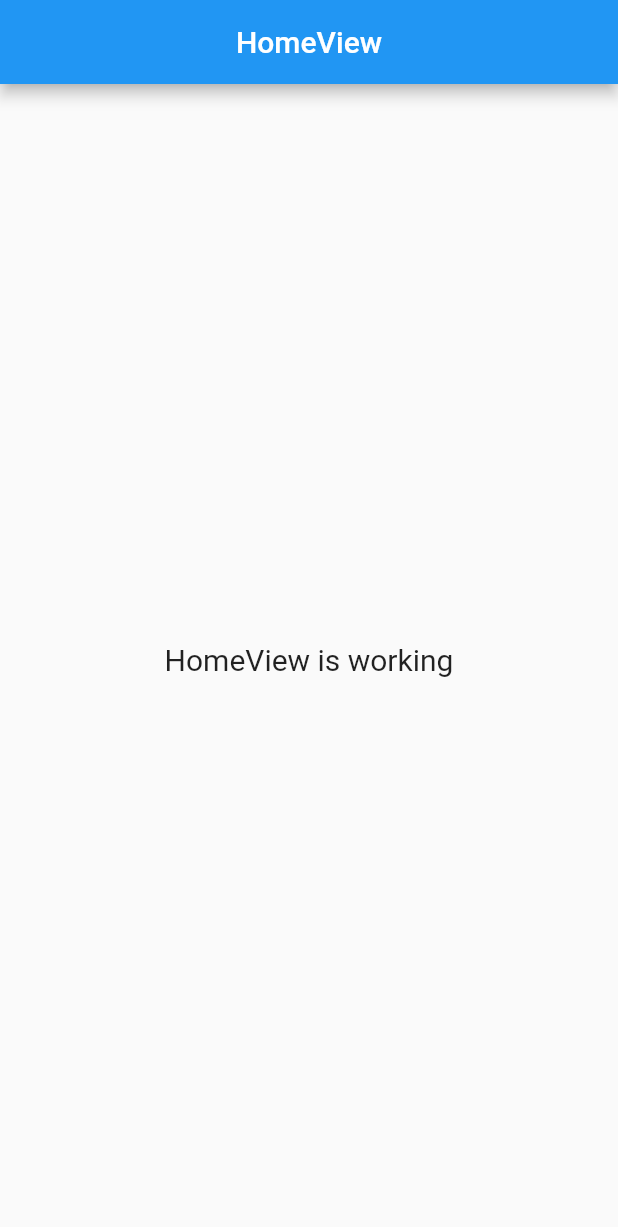
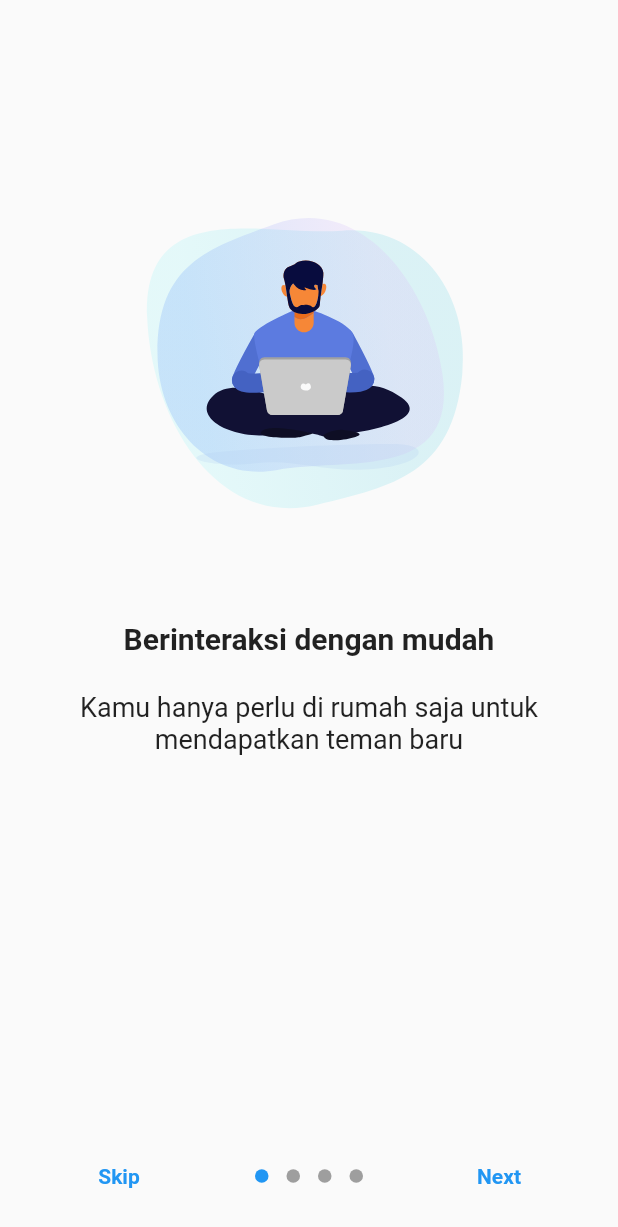
Before and after one commit to AgungLi/Chat-App, a Flutter app: the screen it shows after launch, on a phone screen of 412 x 824 dp. Shown: the top 1227 px of the screen. Run offline on Flutter 3.47's test engine with Material 2 defaults, Android fonts, the phone set to English and light mode, and no system bars; drawn by our look-alikes of introduction_screen; our stand-ins replace firebase_core, get, lottie; accounts and stored records are empty; project files that could hold a hidden picture were left out.

Commit message:
Create Introduction Screen

```diff
--- /dev/null
+++ b/lib/app/controllers/auth_controller.dart
@@ -0,0 +1,6 @@
+import 'package:get/get.dart';
+
+class AuthController extends GetxController {
+  var isSkipIntro = false.obs;
+  var isAuth = false.obs;
+}
--- /dev/null
+++ b/lib/app/modules/introduction/views/introduction_view.dart
@@ -0,0 +1,78 @@
+import 'package:chatapp/app/routes/app_pages.dart';
+import 'package:flutter/material.dart';
+
+import 'package:get/get.dart';
+import 'package:introduction_screen/introduction_screen.dart';
+import 'package:lottie/lottie.dart';
+
+import '../controllers/introduction_controller.dart';
+
+class IntroductionView extends GetView<IntroductionController> {
+  @override
+  Widget build(BuildContext context) {
+    return Scaffold(
+      body: IntroductionScreen(
+        pages: [
+          PageViewModel(
+            title: "Berinteraksi dengan mudah",
+            body: "Kamu hanya perlu di rumah saja untuk mendapatkan teman baru",
+            image: Container(
+              width: Get.width * 0.6,
+              height: Get.width * 0.6,
+              child: Center(
+                child: Lottie.asset("assets/lottie/main-laptop-duduk.json"),
+              ),
+            ),
+          ),
+          PageViewModel(
+            title: "Temukan sahabat baru",
+            body:
+                "Jika kamu memang jodoh karena aplikasi ini, kami sangat bahagia.",
+            image: Container(
+              width: Get.width * 0.6,
+              height: Get.width * 0.6,
+              child: Center(
+                child: Lottie.asset("assets/lottie/ojek.json"),
+              ),
+            ),
+          ),
+          PageViewModel(
+            title: "Aplikasi bebas biaya",
+            body: "Kamu tidak perlu khawatir, aplikasi ini bebas biaya apapun.",
+            image: Container(
+              width: Get.width * 0.6,
+              height: Get.width * 0.6,
+              child: Center(
+                child: Lottie.asset("assets/lottie/payment.json"),
+              ),
+            ),
+          ),
+          PageViewModel(
+            title: "Gabung sekarang juga",
+            body:
+                "Daftarkan diri kamu untuk menjadi bagian dari kami. kami akan menghubungi dengan 1000 teman lainnya.",
+            image: Container(
+              width: Get.width * 0.6,
+              height: Get.width * 0.6,
+              child: Center(
+                child: Lottie.asset("assets/lottie/register.json"),
+              ),
+            ),
+          ),
+        ],
+        onDone: () => Get.offAllNamed(Routes.LOGIN),
+        showSkipButton: true,
+        skip: Text(
+          "Skip",
+          style: TextStyle(fontWeight: FontWeight.bold),
+        ),
+        next: Text(
+          "Next",
+          style: TextStyle(fontWeight: FontWeight.bold),
+        ),
+        done:
+            const Text("Login", style: TextStyle(fontWeight: FontWeight.w600)),
+      ),
+    );
+  }
+}
--- a/lib/app/routes/app_pages.dart
+++ b/lib/app/routes/app_pages.dart
@@ -2,6 +2,10 @@ import 'package:get/get.dart';
 
 import 'package:chatapp/app/modules/home/bindings/home_binding.dart';
 import 'package:chatapp/app/modules/home/views/home_view.dart';
+import 'package:chatapp/app/modules/introduction/bindings/introduction_binding.dart';
+import 'package:chatapp/app/modules/introduction/views/introduction_view.dart';
+import 'package:chatapp/app/modules/login/bindings/login_binding.dart';
+import 'package:chatapp/app/modules/login/views/login_view.dart';
 
 part 'app_routes.dart';
 
@@ -16,5 +20,15 @@ class AppPages {
       page: () => HomeView(),
       binding: HomeBinding(),
     ),
+    GetPage(
+      name: _Paths.INTRODUCTION,
+      page: () => IntroductionView(),
+      binding: IntroductionBinding(),
+    ),
+    GetPage(
+      name: _Paths.LOGIN,
+      page: () => LoginView(),
+      binding: LoginBinding(),
+    ),
   ];
 }
--- a/lib/app/routes/app_routes.dart
+++ b/lib/app/routes/app_routes.dart
@@ -5,8 +5,12 @@ abstract class Routes {
   Routes._();
 
   static const HOME = _Paths.HOME;
+  static const INTRODUCTION = _Paths.INTRODUCTION;
+  static const LOGIN = _Paths.LOGIN;
 }
 
 abstract class _Paths {
   static const HOME = '/home';
+  static const INTRODUCTION = '/introduction';
+  static const LOGIN = '/login';
 }
--- a/lib/main.dart
+++ b/lib/main.dart
@@ -1,3 +1,4 @@
+import 'package:chatapp/app/controllers/auth_controller.dart';
 import 'package:chatapp/app/utils/erro_screen.dart';
 import 'package:chatapp/app/utils/loading_screen.dart';
 import 'package:firebase_core/firebase_core.dart';
@@ -15,6 +16,7 @@ void main() {
 
 class MyApp extends StatelessWidget {
   final Future<FirebaseApp> _initialization = Firebase.initializeApp();
+  final authC = Get.put(AuthController(), permanent: true);
   @override
   Widget build(BuildContext context) {
     return FutureBuilder(
@@ -29,11 +31,15 @@ class MyApp extends StatelessWidget {
             future: Future.delayed(Duration(seconds: 3)),
             builder: (context, snapshot) {
               if (snapshot.connectionState == ConnectionState.done) {
-                return GetMaterialApp(
-                  title: "ChatApp",
-                  initialRoute: AppPages.INITIAL,
-                  getPages: AppPages.routes,
-                );
+                return Obx(() => GetMaterialApp(
+                      title: "ChatApp",
+                      initialRoute: authC.isSkipIntro.isTrue
+                          ? authC.isAuth.isTrue
+                              ? Routes.HOME
+                              : Routes.LOGIN
+                          : Routes.INTRODUCTION,
+                      getPages: AppPages.routes,
+                    ));
               }
               return SplashScreen();
             },
```
Also changed, not shown: lib/app/modules/introduction/bindings/introduction_binding.dart (added, +12 -0 lines), lib/app/modules/introduction/controllers/introduction_controller.dart (added, +20 -0 lines), lib/app/modules/login/bindings/login_binding.dart (added, +12 -0 lines), lib/app/modules/login/controllers/login_controller.dart (added, +20 -0 lines), lib/app/modules/login/views/login_view.dart (added, +23 -0 lines), pubspec.yaml (+4 -3 lines), pubspec.lock.
